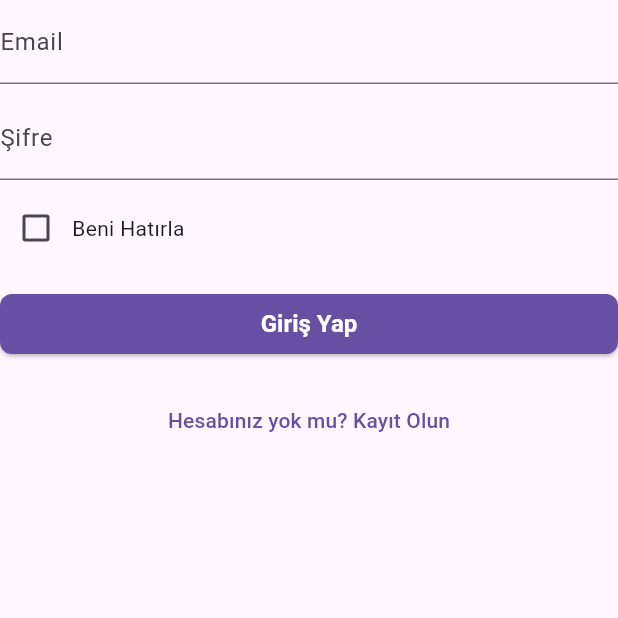
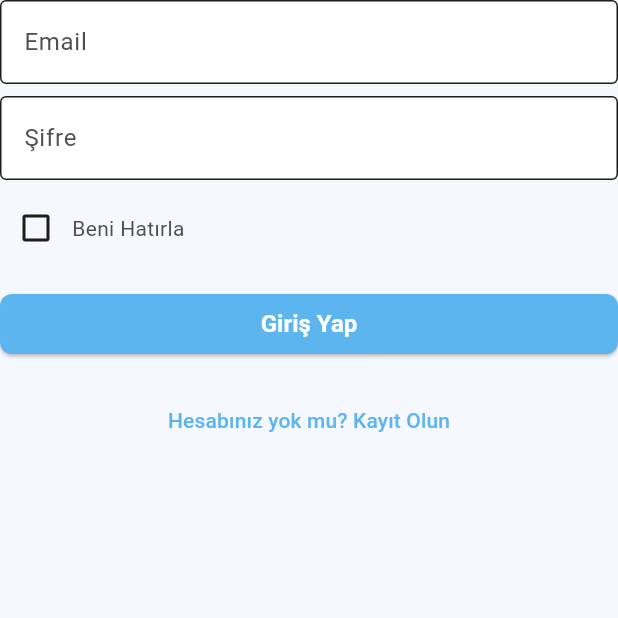
Before and after one commit to BeratARPA/social, a Flutter app: the screen it shows after launch, on a phone screen of 412 x 824 dp, the top half of it. Run offline on Flutter 3.47's test engine with Material 3 defaults, Android fonts, the light colour scheme and no system bars; our stand-ins replace connectivity_plus, firebase_auth, firebase_core; accounts and stored records are empty.

Commit message:
Tema eklenndi ve uygulama renkleri ayarlandı.

```diff
--- /dev/null
+++ b/lib/helpers/app_color.dart
@@ -0,0 +1,42 @@
+import 'package:flutter/material.dart';
+
+class AppColors {
+  // Ortak (her iki tema için de geçerli)
+  static const Color primary = Color(0xFF5DB5F0);
+  static const Color secondary = Color(0xFFA5D9F9);
+  static const Color accent = Color(0xFF38BDF8);
+  static const Color white = Color(0xFFFFFFFF);
+
+  // Light Theme
+  static const Color lightBackground = Color(0xFFF5F9FF);
+  static const Color lightSurface = Color(0xFFFFFFFF);
+  static const Color lightText = Color(0xFF1C1C1C);
+  static const Color lightSecondaryText = Color(0xFF4F4F4F);
+  static const Color lightDivider = Color(0xFFE0E7F0);
+  static const Color lightBorder = Color(0xFFD6E4F0);
+  static const Color lightShadow = Color(0xFFC9D8E8);
+  static const Color lightDisabled = Color(0xFFBFDFF2);
+
+  // Dark Theme
+  static const Color darkBackground = Color(0xFF0F172A);
+  static const Color darkSurface = Color(0xFF1E293B);
+  static const Color darkText = Color(0xFFF1F5F9);
+  static const Color darkSecondaryText = Color(0xFF94A3B8);
+  static const Color darkDivider = Color(0xFF334155);
+  static const Color darkBorder = Color(0xFF3A4B63);
+  static const Color darkShadow = Color(0xFF000000);
+  static const Color darkDisabled = Color(0xFF1E3A5F);
+
+  // Gradients
+  static const Gradient lightGradient = LinearGradient(
+    colors: [Color(0xFFEAF6FF), Color(0xFFC6E4F5)],
+    begin: Alignment.topLeft,
+    end: Alignment.bottomRight,
+  );
+
+  static const Gradient darkGradient = LinearGradient(
+    colors: [Color(0xFF0F172A), Color(0xFF1E293B)],
+    begin: Alignment.topLeft,
+    end: Alignment.bottomRight,
+  );
+}
--- /dev/null
+++ b/lib/helpers/app_themes.dart
@@ -0,0 +1,110 @@
+import 'package:flutter/material.dart';
+import 'package:social/helpers/app_color.dart';
+
+class AppThemes {
+  // Light Theme
+  static final ThemeData lightTheme = ThemeData(
+    brightness: Brightness.light,
+    scaffoldBackgroundColor: AppColors.lightBackground,
+    primaryColor: AppColors.primary,
+    appBarTheme: const AppBarTheme(
+      backgroundColor: AppColors.lightSurface,
+      foregroundColor: AppColors.primary,
+      elevation: 0,
+      iconTheme: IconThemeData(color: AppColors.primary),
+      titleTextStyle: TextStyle(
+        color: AppColors.primary,
+        fontSize: 20,
+        fontWeight: FontWeight.bold,
+      ),
+    ),
+    colorScheme: const ColorScheme.light(
+      primary: AppColors.primary,
+      secondary: AppColors.secondary,
+      background: AppColors.lightBackground,
+      surface: AppColors.lightSurface,
+      onPrimary: AppColors.white,
+      onSecondary: AppColors.lightText,
+      onBackground: AppColors.lightText,
+      onSurface: AppColors.lightText,
+    ),
+    textTheme: const TextTheme(
+      bodyLarge: TextStyle(color: AppColors.lightText),
+      bodyMedium: TextStyle(color: AppColors.lightSecondaryText),
+    ),
+    inputDecorationTheme: const InputDecorationTheme(
+      filled: true,
+      fillColor: AppColors.lightSurface,
+      border: OutlineInputBorder(
+        borderSide: BorderSide(color: AppColors.lightBorder),
+      ),
+      focusedBorder: OutlineInputBorder(
+        borderSide: BorderSide(color: AppColors.primary),
+      ),
+      labelStyle: TextStyle(color: AppColors.lightSecondaryText),
+    ),
+    elevatedButtonTheme: ElevatedButtonThemeData(
+      style: ElevatedButton.styleFrom(
+        backgroundColor: AppColors.primary,
+        foregroundColor: AppColors.white,
+        shape: RoundedRectangleBorder(borderRadius: BorderRadius.circular(8)),
+      ),
+    ),
+    dividerColor: AppColors.lightDivider,
+    cardColor: AppColors.lightSurface,
+    dialogBackgroundColor: AppColors.lightSurface,
+  );
+
+  // Dark Theme
+  static final ThemeData darkTheme = ThemeData(
+    brightness: Brightness.dark,
+    scaffoldBackgroundColor: AppColors.darkBackground,
+    primaryColor: AppColors.primary,
+    appBarTheme: const AppBarTheme(
+      backgroundColor: AppColors.darkSurface,
+      foregroundColor: AppColors.darkText,
+      elevation: 0,
+      iconTheme: IconThemeData(color: AppColors.darkText),
+      titleTextStyle: TextStyle(
+        color: AppColors.darkText,
+        fontSize: 20,
+        fontWeight: FontWeight.bold,
+      ),
+    ),
+    colorScheme: const ColorScheme.dark(
+      primary: AppColors.primary,
+      secondary: AppColors.accent,
+      background: AppColors.darkBackground,
+      surface: AppColors.darkSurface,
+      onPrimary: AppColors.white,
+      onSecondary: AppColors.darkText,
+      onBackground: AppColors.darkText,
+      onSurface: AppColors.darkText,
+    ),
+    textTheme: const TextTheme(
+      bodyLarge: TextStyle(color: AppColors.darkText),
+      bodyMedium: TextStyle(color: AppColors.darkSecondaryText),
+    ),
+    inputDecorationTheme: const InputDecorationTheme(
+      filled: true,
+      fillColor: AppColors.darkSurface,
+      border: OutlineInputBorder(
+        borderSide: BorderSide(color: AppColors.darkBorder),
+      ),
+      focusedBorder: OutlineInputBorder(
+        borderSide: BorderSide(color: AppColors.primary),
+      ),
+      labelStyle: TextStyle(color: AppColors.darkSecondaryText),
+    ),
+    elevatedButtonTheme: ElevatedButtonThemeData(
+      style: ElevatedButton.styleFrom(
+        backgroundColor: AppColors.accent,
+        foregroundColor: AppColors.white,
+        shape: RoundedRectangleBorder(borderRadius: BorderRadius.circular(8)),
+      ),
+    ),
+    dividerColor: AppColors.darkDivider,
+    cardColor: AppColors.darkSurface,
+    dialogBackgroundColor: AppColors.darkSurface,
+  );
+}
--- a/lib/main.dart
+++ b/lib/main.dart
@@ -3,6 +3,7 @@ import 'package:flutter/material.dart';
 import 'package:provider/provider.dart';
 import 'package:social/firebase_options.dart';
 import 'package:social/helpers/app_navigator.dart';
+import 'package:social/helpers/app_themes.dart';
 import 'package:social/services/auth_service.dart';
 import 'package:social/view_models/auth/auth_viewmodel.dart';
 import 'package:social/views/auth/login_view.dart';
@@ -33,6 +34,9 @@ class MainApp extends StatelessWidget {
   @override
   Widget build(BuildContext context) {
     return MaterialApp(
+      theme: AppThemes.lightTheme,
+      darkTheme: AppThemes.darkTheme,
+      themeMode: ThemeMode.system,
       debugShowCheckedModeBanner: false,
       navigatorKey: AppNavigator.navigatorKey,
       initialRoute: "/splashScreen",
@@ -40,7 +44,6 @@ class MainApp extends StatelessWidget {
         "/splashScreen": (context) => const SplashScreenView(),
         "/login": (context) => const LoginView(),
       },
-      home: Scaffold(body: Center(child: Text('Hello World!'))),
     );
   }
 }
--- a/lib/view_models/auth/auth_viewmodel.dart
+++ b/lib/view_models/auth/auth_viewmodel.dart
@@ -1,7 +1,7 @@
 import 'package:firebase_auth/firebase_auth.dart';
 import 'package:social/helpers/app_navigator.dart';
 import 'package:social/services/auth_service.dart';
-import 'package:social/view_models/base_viewmodel.dart';
+import 'package:social/view_models/general/base_viewmodel.dart';
 
 class AuthViewModel extends BaseViewModel {
   final AuthService _authService;
--- a/lib/view_models/general/splash_screen_viewmodel.dart
+++ b/lib/view_models/general/splash_screen_viewmodel.dart
@@ -1,4 +1,4 @@
-import 'package:social/view_models/base_viewmodel.dart';
+import 'package:social/view_models/general/base_viewmodel.dart';
 
 class SplashScreenViewModel extends BaseViewModel {
   SplashScreenViewModel() {
--- a/pubspec.yaml
+++ b/pubspec.yaml
@@ -7,6 +7,7 @@ environment:
   sdk: ^3.7.2
 
 dependencies:
+  flutter_native_splash: ^2.4.6
   connectivity_plus: ^6.1.4
   firebase_core: ^3.14.0
   firebase_auth: ^5.6.0
```
Also changed, not shown: lib/view_models/general/base_viewmodel.dart (renamed from lib/view_models/base_viewmodel.dart), pubspec.lock.
